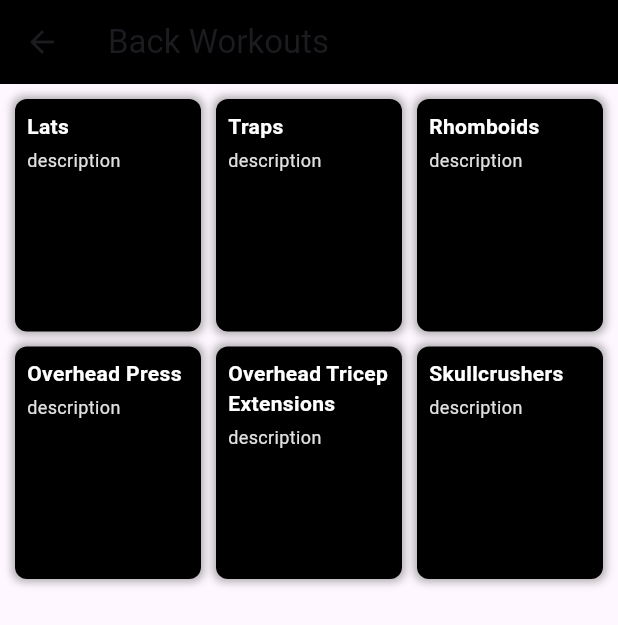
After one commit to karanbhatia26/TE_mini_project, a Flutter app: the BackWorkoutPage screen opened directly, on a phone screen of 412 x 824 dp. The commit adds this screen. Shown: the top 625 px of the screen. Run offline on Flutter 3.47's test engine with Material 3 defaults, Android fonts, the light colour scheme and no system bars; our stand-ins replace animated_text_kit, fl_chart, font_awesome_flutter, video_player; missing offline and left inert: dart:html, mesh_gradient.

Commit message:
workout pages added
each workout now has a separate page, description and names to be decided and edited specifically.

```diff
--- /dev/null
+++ b/my_flutter/lib/back_workout.dart
@@ -0,0 +1,107 @@
+import 'package:flutter/material.dart';
+
+class BackWorkoutPage extends StatelessWidget {
+  const BackWorkoutPage({Key? key}) : super(key: key);
+
+  @override
+  Widget build(BuildContext context) {
+    return Scaffold(
+      appBar: AppBar(
+        title: const Text("Back Workouts"),
+        backgroundColor: Colors.black,
+        elevation: 0,
+        leading: IconButton(
+          icon: const Icon(Icons.arrow_back),
+          onPressed: () {
+            Navigator.pop(context);
+          },
+        ),
+      ),
+      body: Padding(
+        padding: const EdgeInsets.all(10.0),
+        child: GridView.count(
+          crossAxisCount: 3, // 2 cards per row
+          crossAxisSpacing: 10,
+          mainAxisSpacing: 10,
+          childAspectRatio: 0.8, // Adjust to make cards smaller
+          children: const [
+            DetailedWorkoutCard(
+              title: "Lats",
+              subtitle: "description",
+            ),
+            DetailedWorkoutCard(
+              title: "Traps",
+              subtitle: "description",
+            ),
+            DetailedWorkoutCard(
+              title: "Rhomboids",
+              subtitle: "description",
+            ),
+            DetailedWorkoutCard(
+              title: "Overhead Press",
+              subtitle: "description",
+            ),
+            DetailedWorkoutCard(
+              title: "Overhead Tricep Extensions",
+              subtitle: "description",
+            ),
+            DetailedWorkoutCard(
+              title: "Skullcrushers",
+              subtitle: "description",
+            ),
+          ],
+        ),
+      ),
+    );
+  }
+}
+
+class DetailedWorkoutCard extends StatelessWidget {
+  final String title;
+  final String subtitle;
+
+  const DetailedWorkoutCard({
+    Key? key,
+    required this.title,
+    required this.subtitle,
+  }) : super(key: key);
+
+  @override
+  Widget build(BuildContext context) {
+    return Container(
+      decoration: BoxDecoration(
+        color: Colors.black, // Dark background for consistency
+        borderRadius: BorderRadius.circular(8),
+        boxShadow: [
+          BoxShadow(
+            color: Colors.black.withOpacity(0.3),
+            spreadRadius: 2,
+            blurRadius: 4,
+          ),
+        ],
+      ),
+      padding: const EdgeInsets.all(8), // Reduced padding for smaller cards
+      child: Column(
+        crossAxisAlignment: CrossAxisAlignment.start,
+        children: [
+          Text(
+            title,
+            style: const TextStyle(
+              fontSize: 14, // Reduced font size
+              fontWeight: FontWeight.bold,
+              color: Colors.white, // White text on dark background
+            ),
+          ),
+          const SizedBox(height: 4),
+          Text(
+            subtitle,
+            style: TextStyle(
+              fontSize: 12, // Reduced font size
+              color: Colors.grey[300], // Lighter grey for subtitle
+            ),
+          ),
+        ],
+      ),
+    );
+  }
+}
```
Also changed, not shown: my_flutter/lib/cardio_workout.dart (added, +107 -0 lines), my_flutter/lib/chest_workout.dart (added, +107 -0 lines), my_flutter/lib/core_workout.dart (added, +107 -0 lines), my_flutter/lib/legs_workout.dart (added, +107 -0 lines), my_flutter/lib/workout_page.dart (+65 -0 lines).
